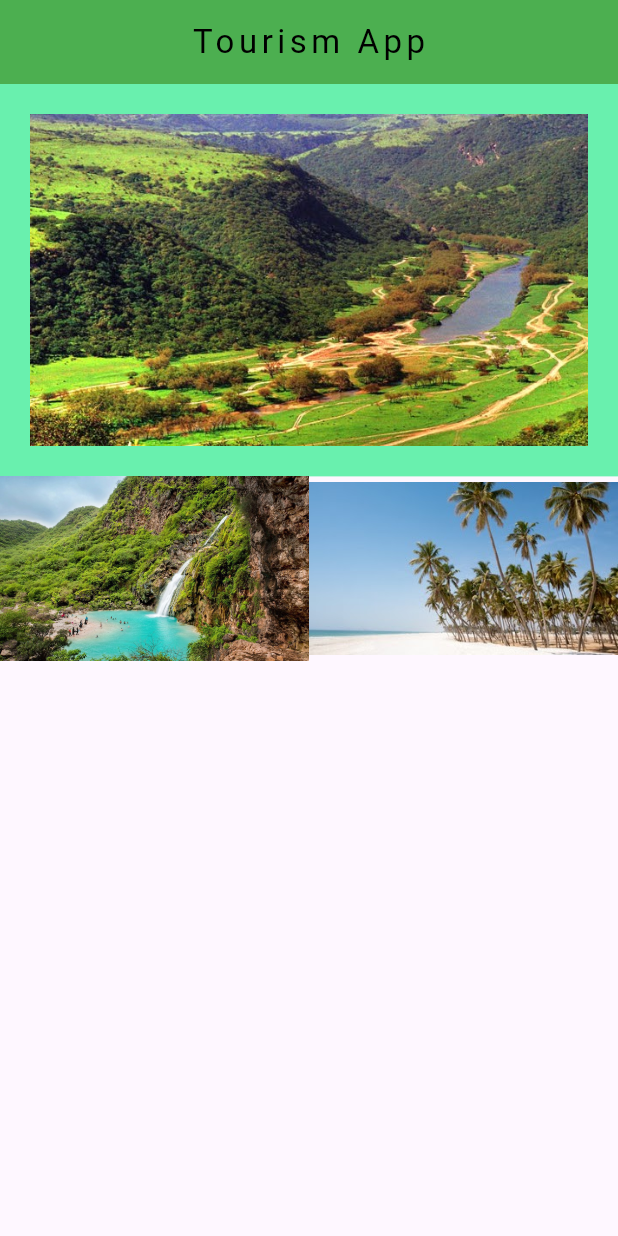
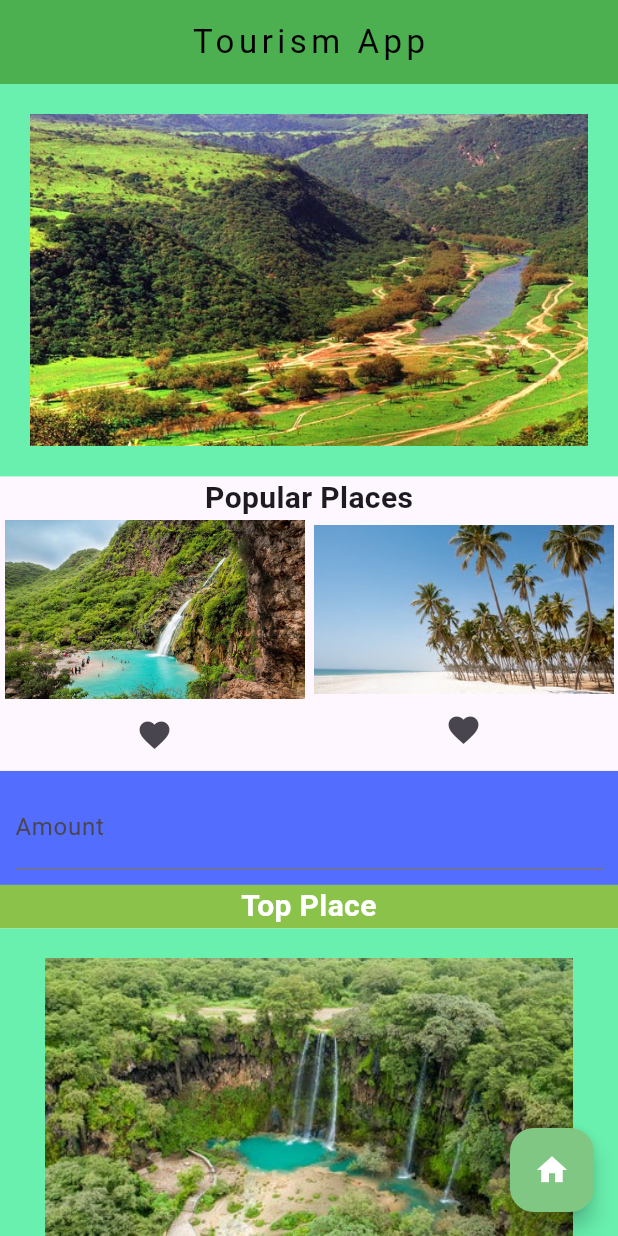
Before and after one commit to osama-ba11/tourismapp, a Flutter app: the screen it shows after launch, on a phone screen of 412 x 824 dp. Run offline on Flutter 3.47's test engine with Material 3 defaults, Android fonts, the phone set to English and light mode, and no system bars.

Commit message:
add like button

```diff
--- a/lib/main.dart
+++ b/lib/main.dart
@@ -44,27 +44,104 @@ class MyHome extends StatelessWidget {
               image: AssetImage('images/Salalah1.jpg'),
             ),
           ),
+          Text(
+            "Popular Places",
+            style: TextStyle(
+              fontSize: 20,
+              fontWeight: FontWeight.bold,
+            ),
+          ),
           Row(
             children: [
               Expanded(
-                  child: SizedBox(
+                child: Column(
+                  children: [
+                    SizedBox(
                       width: 200,
                       child: Image(
                         image: AssetImage('images/Salalah2.jpg'),
                       ),
                     ),
+                    MyFav(),
+                  ],
+                ),
               ),
               Expanded(
-                  child: SizedBox(
+                child: Column(
+                  children: [
+                    SizedBox(
                       width: 200,
                       child: Image(
                         image: AssetImage('images/Salalah3.jpg'),
                       ),
                     ),
+                    MyFav(),
+                  ],
+                ),
               ),
             ],
           ),
+          Container(
+            color: Colors.indigoAccent,
+            padding: EdgeInsets.all(10),
+            child: TextFormField(
+              decoration: InputDecoration(labelText: 'Amount'),
+            ),
+          ),
+          Container(
+            width: double.infinity,
+            color: Colors.lightGreen,
+            child: Text(
+              "Top Place",
+              textAlign: TextAlign.center,
+              style: TextStyle(
+                fontSize: 20,
+                fontWeight: FontWeight.bold,
+                color: Colors.white,
+              ),
+            ),
+          ),
+          Container(
+            padding: EdgeInsets.fromLTRB(30, 20, 30, 30),
+            color: Colors.greenAccent,
+            child: Image(
+              image: AssetImage('images/Salalah4.jpg'),
+            ),
+          ),
         ],
-        ));
+      ),
+      floatingActionButton: FloatingActionButton(
+        onPressed: () {},
+        tooltip: 'Test',
+        backgroundColor: Colors.green[300],
+        foregroundColor: Colors.white,
+        child: Icon(
+          Icons.home,
+        ),
+      ),
+    );
   }
 }
+
+class MyFav extends StatefulWidget {
+  const MyFav({super.key});
+
+  @override
+  State<MyFav> createState() => _MyFavState();
+}
+
+class _MyFavState extends State<MyFav> {
+  bool liked = false;
+  @override
+  Widget build(BuildContext context) {
+    return IconButton(
+      onPressed: () {
+        setState(() => liked = !liked);
+      },
+      icon: liked
+          ? (Icon(Icons.favorite, color: Colors.red))
+          : (Icon(Icons.favorite)),
+      //icon: Icon(Icons.favorite));
+    );
+  }
+}
```
Lines whose indentation alone changed are shown as unchanged.
